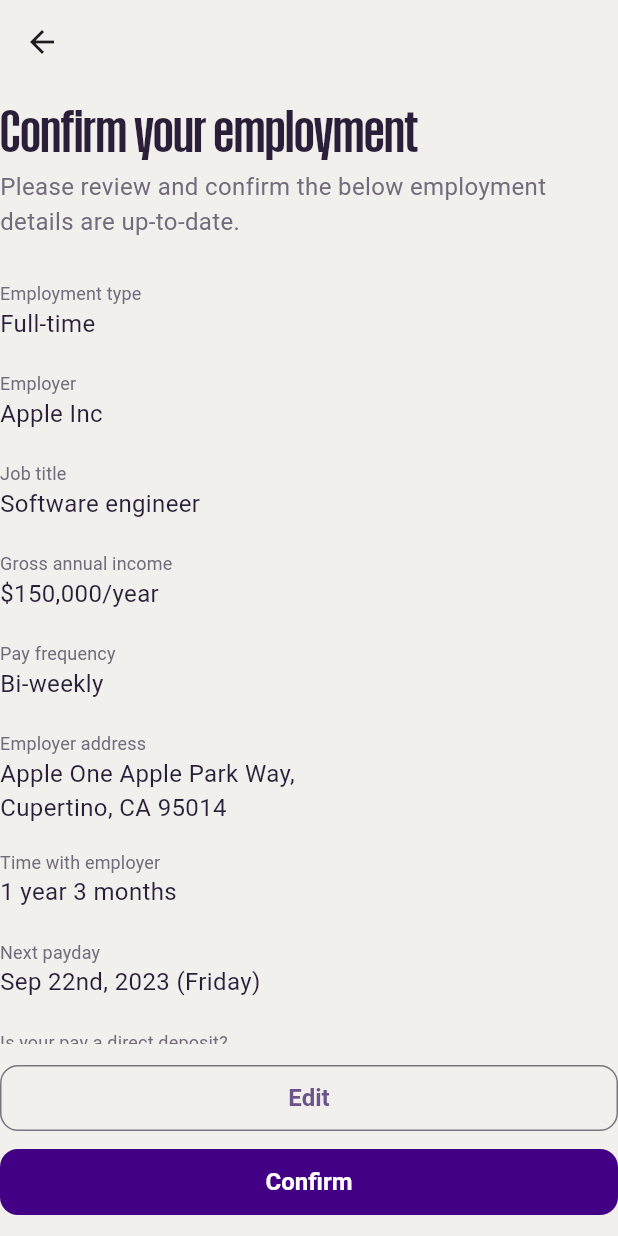
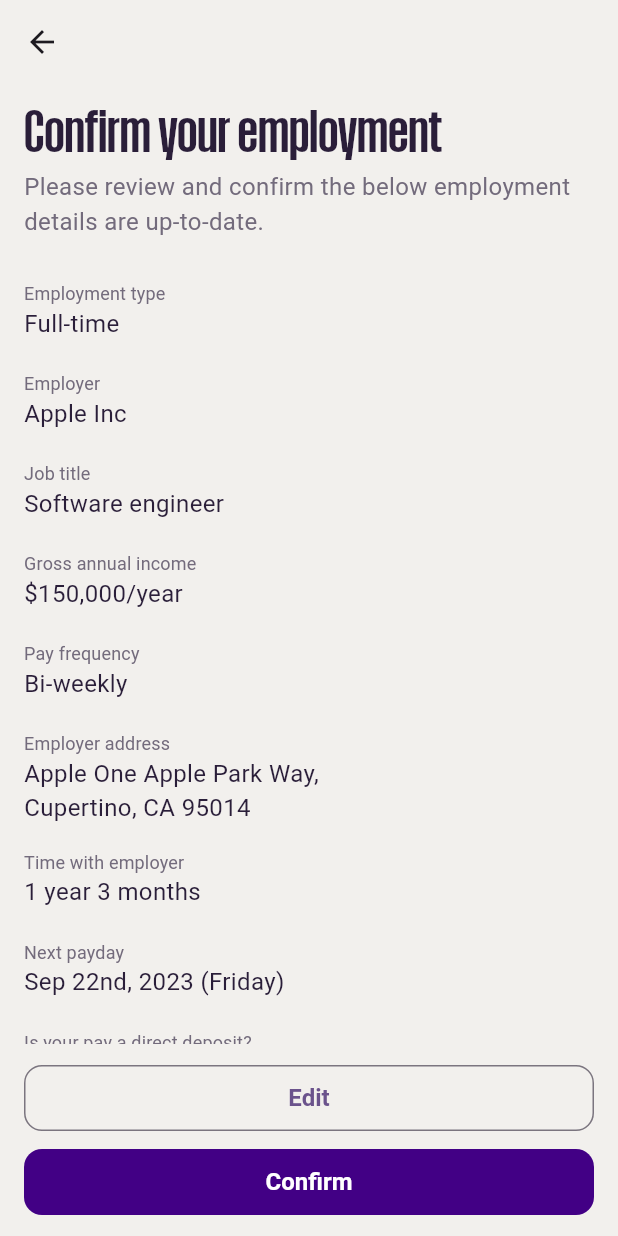
Before and after one commit to TytaniumDev/AvaTakeHome, a Flutter app: the SettingsPage screen opened by its route, on a phone screen of 412 x 824 dp. Run offline on Flutter 3.47's test engine with Material 3 defaults, Android fonts, the light colour scheme and no system bars; our stand-ins replace fl_chart, flutter_riverpod, flutter_svg, freezed_annotation, go_router, jiffy and 2 more; missing offline and left inert: fading_edge_scrollview; accounts and stored records are empty; generated files the repository leaves out were written again.

Commit message:
Fix padding on employment info screen

```diff
--- a/ava_take_home/lib/components/employment_info/employment_info_view.dart
+++ b/ava_take_home/lib/components/employment_info/employment_info_view.dart
@@ -35,7 +35,9 @@ class _EmploymentInfoViewState extends State<EmploymentInfoView> {
 
   @override
   Widget build(BuildContext context) {
-    return Column(
+    return Padding(
+      padding: const EdgeInsets.symmetric(horizontal: 16),
+      child: Column(
         children: [
           // The padding between the header and form contents are contained
           // in the _Header widget to provide for a better looking animation.
@@ -103,6 +105,7 @@ class _EmploymentInfoViewState extends State<EmploymentInfoView> {
             ),
           ),
         ],
+      ),
     );
   }
 }
```
Lines whose indentation alone changed are shown as unchanged.
